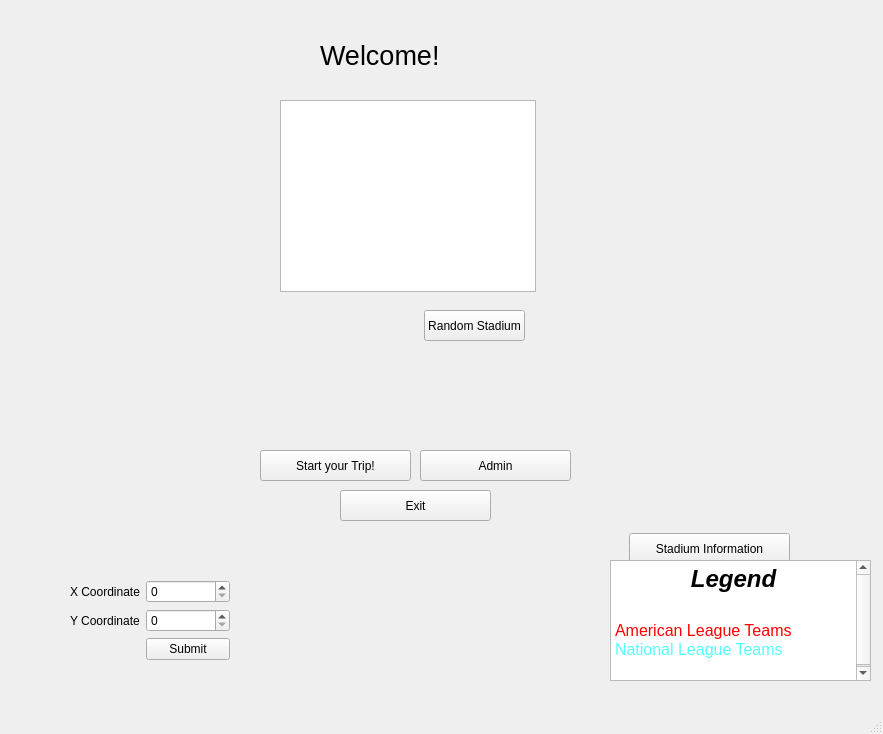
This is mainwindow.ui in WinterCS003/Project-2 as Qt 5 draws it before an edit. The edited form follows.
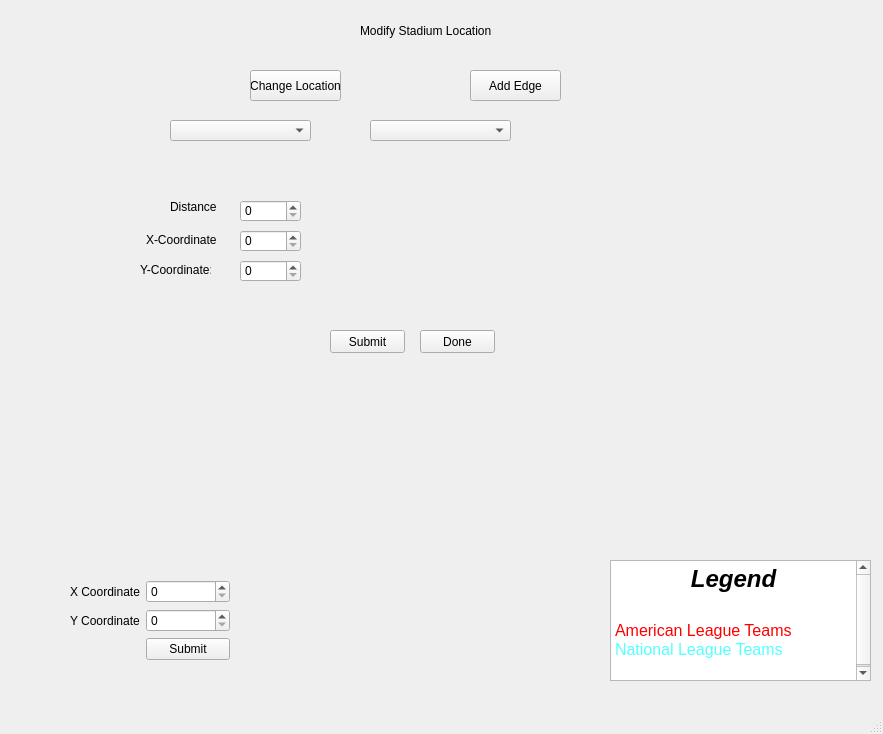
This is the edited form. The open tabs and pages were chosen to show the change. Icons and pictures are not drawn.

Commit message: error checks and adding edges/ changing location

Patch:
```diff
--- a/mainwindow.ui
+++ b/mainwindow.ui
@@ -551,6 +551,184 @@
 &lt;/style&gt;&lt;/head&gt;&lt;body style=&quot; font-family:'MS Shell Dlg 2'; font-size:8.25pt; font-weight:400; font-style:normal;&quot;&gt;
 &lt;p align=&quot;center&quot; style=&quot; margin-top:0px; margin-bottom:0px; margin-left:0px; margin-right:0px; -qt-block-indent:0; text-indent:0px;&quot;&gt;&lt;span style=&quot; font-family:'.SF NS Text'; font-size:13pt; font-weight:600;&quot;&gt;Adminstrator&lt;/span&gt;&lt;span style=&quot; font-family:'.SF NS Text'; font-size:13pt;&quot;&gt; &lt;/span&gt;&lt;/p&gt;
 &lt;p style=&quot;-qt-paragraph-type:empty; margin-top:0px; margin-bottom:0px; margin-left:0px; margin-right:0px; -qt-block-indent:0; text-indent:0px; font-family:'.SF NS Text'; font-size:13pt;&quot;&gt;&lt;br /&gt;&lt;/p&gt;&lt;/body&gt;&lt;/html&gt;</string>
+      </property>
+     </widget>
+     <widget class="QPushButton" name="adminPg_goto_modSouvenirPg_2">
+      <property name="geometry">
+       <rect>
+        <x>330</x>
+        <y>470</y>
+        <width>141</width>
+        <height>32</height>
+       </rect>
+      </property>
+      <property name="text">
+       <string>Modify Location</string>
+      </property>
+     </widget>
+    </widget>
+    <widget class="QWidget" name="modifyLocation">
+     <widget class="QLabel" name="title">
+      <property name="geometry">
+       <rect>
+        <x>350</x>
+        <y>20</y>
+        <width>161</width>
+        <height>21</height>
+       </rect>
+      </property>
+      <property name="text">
+       <string>Modify Stadium Location</string>
+      </property>
+     </widget>
+     <widget class="QPushButton" name="editLoc">
+      <property name="geometry">
+       <rect>
+        <x>240</x>
+        <y>70</y>
+        <width>91</width>
+        <height>31</height>
+       </rect>
+      </property>
+      <property name="text">
+       <string>Change Location</string>
+      </property>
+     </widget>
+     <widget class="QPushButton" name="editEdge">
+      <property name="geometry">
+       <rect>
+        <x>460</x>
+        <y>70</y>
+        <width>91</width>
+        <height>31</height>
+       </rect>
+      </property>
+      <property name="text">
+       <string>Add Edge</string>
+      </property>
+     </widget>
+     <widget class="QComboBox" name="stadium1">
+      <property name="geometry">
+       <rect>
+        <x>160</x>
+        <y>120</y>
+        <width>141</width>
+        <height>21</height>
+       </rect>
+      </property>
+     </widget>
+     <widget class="QComboBox" name="stadium2">
+      <property name="geometry">
+       <rect>
+        <x>360</x>
+        <y>120</y>
+        <width>141</width>
+        <height>21</height>
+       </rect>
+      </property>
+     </widget>
+     <widget class="QLabel" name="distLabel">
+      <property name="geometry">
+       <rect>
+        <x>160</x>
+        <y>200</y>
+        <width>47</width>
+        <height>13</height>
+       </rect>
+      </property>
+      <property name="text">
+       <string>Distance:</string>
+      </property>
+     </widget>
+     <widget class="QLabel" name="xCo_label">
+      <property name="geometry">
+       <rect>
+        <x>136</x>
+        <y>230</y>
+        <width>71</width>
+        <height>20</height>
+       </rect>
+      </property>
+      <property name="text">
+       <string>X-Coordinate:</string>
+      </property>
+     </widget>
+     <widget class="QLabel" name="yCo_label">
+      <property name="geometry">
+       <rect>
+        <x>130</x>
+        <y>260</y>
+        <width>71</width>
+        <height>20</height>
+       </rect>
+      </property>
+      <property name="text">
+       <string>Y-Coordinate:</string>
+      </property>
+     </widget>
+     <widget class="QSpinBox" name="distance_2">
+      <property name="geometry">
+       <rect>
+        <x>230</x>
+        <y>200</y>
+        <width>61</width>
+        <height>22</height>
+       </rect>
+      </property>
+      <property name="maximum">
+       <number>10000</number>
+      </property>
+     </widget>
+     <widget class="QSpinBox" name="xCo">
+      <property name="geometry">
+       <rect>
+        <x>230</x>
+        <y>230</y>
+        <width>61</width>
+        <height>22</height>
+       </rect>
+      </property>
+      <property name="maximum">
+       <number>640</number>
+      </property>
+     </widget>
+     <widget class="QSpinBox" name="yCo">
+      <property name="geometry">
+       <rect>
+        <x>230</x>
+        <y>260</y>
+        <width>61</width>
+        <height>22</height>
+       </rect>
+      </property>
+      <property name="maximum">
+       <number>416</number>
+      </property>
+     </widget>
+     <widget class="QPushButton" name="submit_2">
+      <property name="geometry">
+       <rect>
+        <x>320</x>
+        <y>330</y>
+        <width>75</width>
+        <height>23</height>
+       </rect>
+      </property>
+      <property name="text">
+       <string>Submit</string>
+      </property>
+     </widget>
+     <widget class="QPushButton" name="pushButton_3">
+      <property name="geometry">
+       <rect>
+        <x>410</x>
+        <y>330</y>
+        <width>75</width>
+        <height>23</height>
+       </rect>
+      </property>
+      <property name="text">
+       <string>Done</string>
       </property>
      </widget>
     </widget>
```
Left out of the diff: 6 changed lines with no effect on the pictures. The commit also changes 2 other files.
